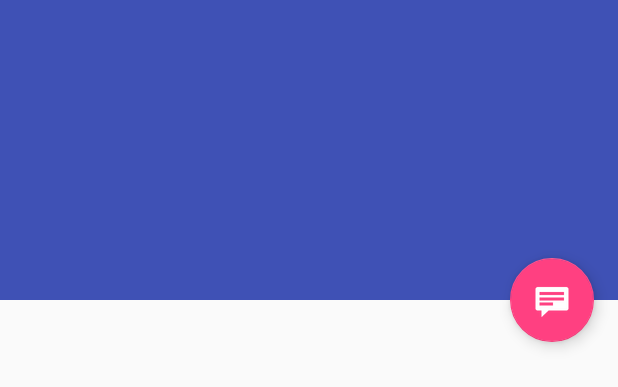
After one commit to yinghau76/bluetooth, an Android app: the layout activity_device_detail.xml on its own in the app's theme, with its tools: preview values and no code run, on a phone screen of 412 x 824 dp. The commit adds this screen. Shown: the top 387 px of the screen. Run offline under Robolectric (Android 15) with nearby library versions, the phone set to English and light mode, and no system bars.

Commit message:
Use master/details template

```diff
--- a/app/build.gradle
+++ b/app/build.gradle
@@ -25,11 +25,13 @@ android {
 
 dependencies {
     implementation fileTree(dir: 'libs', include: ['*.jar'])
-    implementation"org.jetbrains.kotlin:kotlin-stdlib-jre7:$kotlin_version"
+    implementation "org.jetbrains.kotlin:kotlin-stdlib-jre7:$kotlin_version"
     implementation 'com.android.support:appcompat-v7:26.1.0'
     implementation 'com.android.support.constraint:constraint-layout:1.0.2'
     implementation 'org.jetbrains.kotlinx:kotlinx-coroutines-core:0.22.2'
     implementation 'org.jetbrains.kotlinx:kotlinx-coroutines-android:0.22.2'
+    implementation 'com.android.support:support-v4:26.1.0'
+    implementation 'com.android.support:design:26.1.0'
     testImplementation 'junit:junit:4.12'
     androidTestImplementation 'com.android.support.test:runner:1.0.1'
     androidTestImplementation 'com.android.support.test.espresso:espresso-core:3.0.1'
--- /dev/null
+++ b/app/src/main/res/layout/activity_device_detail.xml
@@ -0,0 +1,53 @@
+<android.support.design.widget.CoordinatorLayout xmlns:android="http://schemas.android.com/apk/res/android"
+    xmlns:app="http://schemas.android.com/apk/res-auto"
+    xmlns:tools="http://schemas.android.com/tools"
+    android:layout_width="match_parent"
+    android:layout_height="match_parent"
+    android:fitsSystemWindows="true"
+    tools:context="com.simplypatrick.gattclient.DeviceDetailActivity"
+    tools:ignore="MergeRootFrame">
+
+    <android.support.design.widget.AppBarLayout
+        android:id="@+id/app_bar"
+        android:layout_width="match_parent"
+        android:layout_height="@dimen/app_bar_height"
+        android:fitsSystemWindows="true"
+        android:theme="@style/ThemeOverlay.AppCompat.Dark.ActionBar">
+
+        <android.support.design.widget.CollapsingToolbarLayout
+            android:id="@+id/toolbar_layout"
+            android:layout_width="match_parent"
+            android:layout_height="match_parent"
+            android:fitsSystemWindows="true"
+            app:contentScrim="?attr/colorPrimary"
+            app:layout_scrollFlags="scroll|exitUntilCollapsed"
+            app:toolbarId="@+id/toolbar">
+
+            <android.support.v7.widget.Toolbar
+                android:id="@+id/detail_toolbar"
+                android:layout_width="match_parent"
+                android:layout_height="?attr/actionBarSize"
+                app:layout_collapseMode="pin"
+                app:popupTheme="@style/ThemeOverlay.AppCompat.Light" />
+
+        </android.support.design.widget.CollapsingToolbarLayout>
+
+    </android.support.design.widget.AppBarLayout>
+
+    <android.support.v4.widget.NestedScrollView
+        android:id="@+id/device_detail_container"
+        android:layout_width="match_parent"
+        android:layout_height="match_parent"
+        app:layout_behavior="@string/appbar_scrolling_view_behavior" />
+
+    <android.support.design.widget.FloatingActionButton
+        android:id="@+id/fab"
+        android:layout_width="wrap_content"
+        android:layout_height="wrap_content"
+        android:layout_gravity="center_vertical|start"
+        android:layout_margin="@dimen/fab_margin"
+        app:layout_anchor="@+id/device_detail_container"
+        app:layout_anchorGravity="top|end"
+        app:srcCompat="@android:drawable/stat_notify_chat" />
+
+</android.support.design.widget.CoordinatorLayout>
--- /dev/null
+++ b/app/src/main/res/values/dimens.xml
@@ -0,0 +1,7 @@
+<?xml version="1.0" encoding="utf-8"?>
+<resources>
+    <dimen name="fab_margin">16dp</dimen>
+    <dimen name="app_bar_height">200dp</dimen>
+    <dimen name="item_width">200dp</dimen>
+    <dimen name="text_margin">16dp</dimen>
+</resources>
--- a/app/src/main/res/values/strings.xml
+++ b/app/src/main/res/values/strings.xml
@@ -19,4 +19,6 @@
     <string name="menu_disconnect">Disconnect</string>
     <string name="menu_scan">Scan</string>
     <string name="menu_stop">Stop</string>
+    <string name="title_device_list">Devices</string>
+    <string name="title_device_detail">Device Detail</string>
 </resources>
--- a/app/src/main/res/values/styles.xml
+++ b/app/src/main/res/values/styles.xml
@@ -8,4 +8,13 @@
         <item name="colorAccent">@color/colorAccent</item>
     </style>
 
+    <style name="AppTheme.NoActionBar">
+        <item name="windowActionBar">false</item>
+        <item name="windowNoTitle">true</item>
+    </style>
+
+    <style name="AppTheme.AppBarOverlay" parent="ThemeOverlay.AppCompat.Dark.ActionBar" />
+
+    <style name="AppTheme.PopupOverlay" parent="ThemeOverlay.AppCompat.Light" />
+
 </resources>
```
Also changed, not shown: app/src/main/AndroidManifest.xml (+23 -7 lines), app/src/main/java/com/simplypatrick/gattclient/DeviceDetailActivity.kt (added, +71 -0 lines), app/src/main/java/com/simplypatrick/gattclient/DeviceDetailFragment.kt (added, +58 -0 lines), app/src/main/java/com/simplypatrick/gattclient/DeviceListActivity.kt (added, +169 -0 lines), app/src/main/java/com/simplypatrick/gattclient/DeviceScanActivity.kt (deleted, +0 -112 lines), app/src/main/res/layout-w900dp/device_list.xml (added, +38 -0 lines), app/src/main/res/layout/activity_device_list.xml (added, +42 -0 lines), app/src/main/res/layout/activity_main.xml (deleted, +0 -15 lines), app/src/main/res/layout/device_detail.xml (added, +9 -0 lines), app/src/main/res/layout/device_item_row.xml (deleted, +0 -21 lines), app/src/main/res/layout/device_list.xml (added, +13 -0 lines), app/src/main/res/layout/device_list_content.xml (added, +23 -0 lines).
